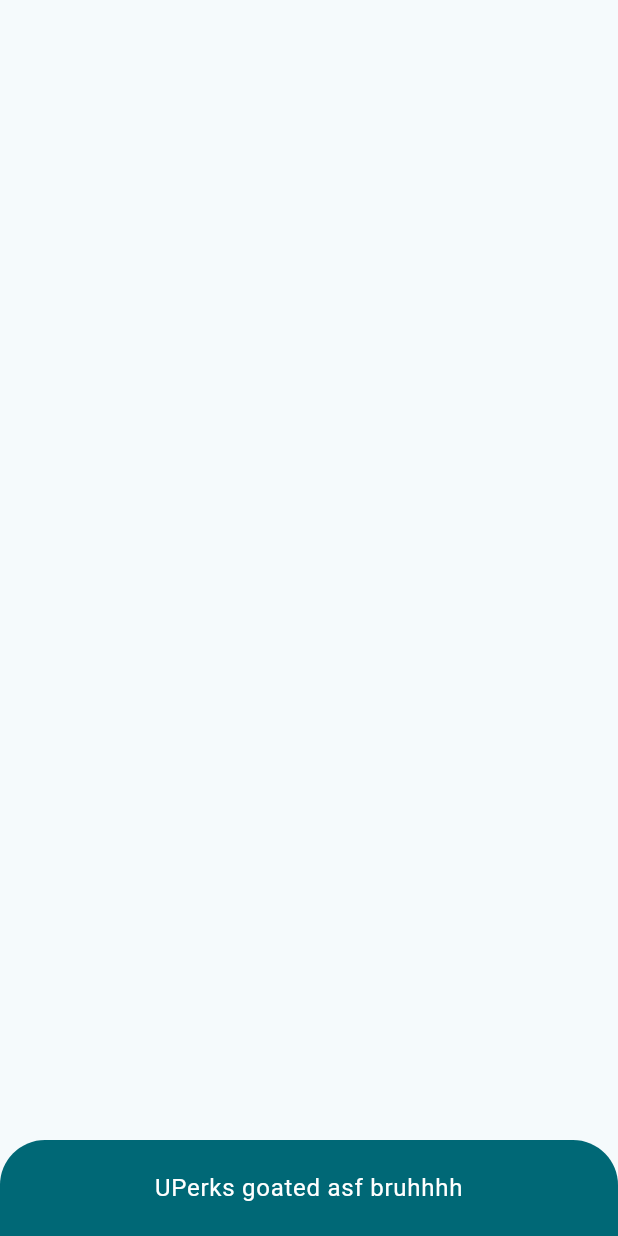
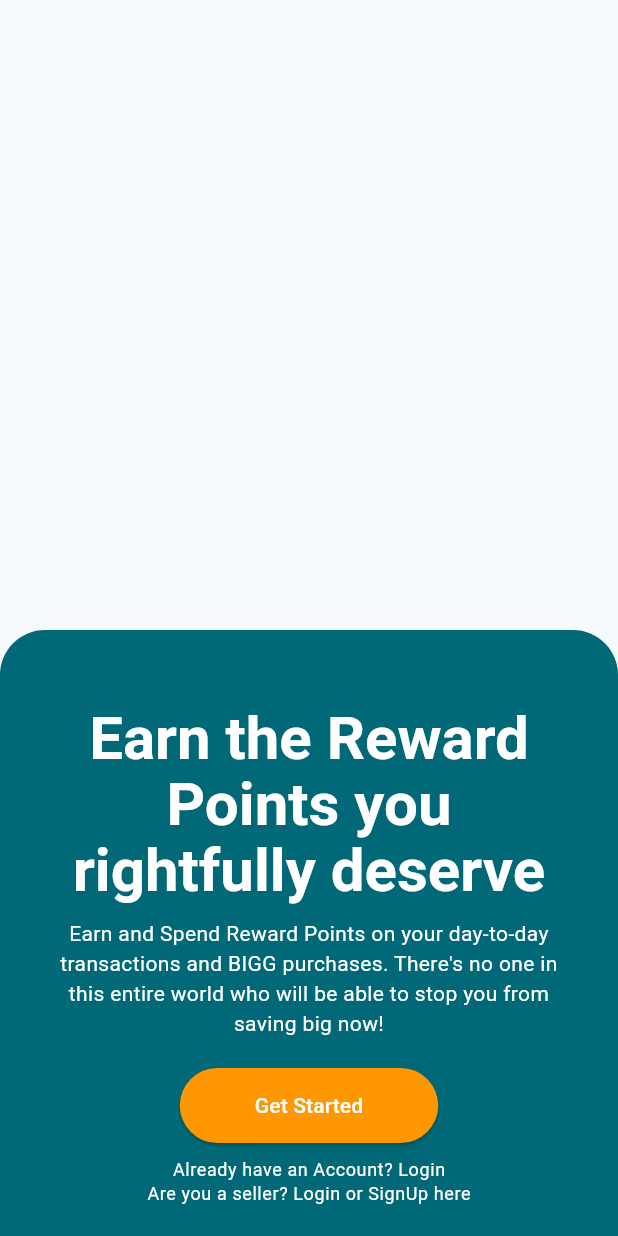
Before and after one commit to rayanry9/NPCI-Hackathon, a Flutter app: the screen it shows after launch, on a phone screen of 412 x 824 dp. Run offline on Flutter 3.47's test engine with Material 3 defaults, Android fonts, the phone set to English and light mode, and no system bars; our stand-ins replace google_fonts.

Commit message:
Fix: starter_panel fixed

```diff
--- a/lib/main.dart
+++ b/lib/main.dart
@@ -1,7 +1,6 @@
 import 'package:flutter/material.dart';
 import 'package:uperks/constants/theme.dart';
 import 'package:uperks/screens/get_started.dart';
-import 'package:uperks/screens/home.dart';
 import 'package:uperks/widgets/starter_panel.dart';
 
 void main() {
@@ -19,7 +18,7 @@ class MyApp extends StatelessWidget {
       theme: lightTheme,
       home: const Scaffold(
         body: Center(
-          child: StarterPanel(text: "UPerks goated asf bruhhhh"),
+          child: GetStarted(),
         ),
       ),
     );
--- a/lib/screens/get_started.dart
+++ b/lib/screens/get_started.dart
@@ -1,32 +1,12 @@
 import 'package:flutter/material.dart';
+import 'package:uperks/widgets/starter_panel.dart';
 
 class GetStarted extends StatelessWidget{
 	const GetStarted({super.key});
 	@override
 	Widget build(BuildContext context) {
-    return Container(
-			decoration: BoxDecoration(
-				borderRadius: BorderRadius.circular(2),
-				color:Color.from(alpha: 1, red: 255, green: 255, blue: 255),
-			),
-      child: Column(
-        children: [
-          Expanded(
-            flex: 8,
-            child: Container(
-              decoration: BoxDecoration(
-                /*image: DecorationImage(
-                  image:
-                  fit: BoxFit.cover,
-                )
-                */
-              )
-            )
-          ),
-          Expanded(
-            flex: 8,
-            child: Container(
-              padding: EdgeInsets.all(20),
+    return StarterPanel(
+			child:  Container(
       	decoration: BoxDecoration(
         	color: Theme.of(context).primaryColor,
         	borderRadius: BorderRadius.vertical(top: Radius.circular(30)),
@@ -57,20 +37,17 @@ class GetStarted extends StatelessWidget{
           	),
 
           	SizedBox(height: 10),
-                  TextButton(
-                    onPressed: (){},
-                    child: Text('Already have an Account? Login', style: TextStyle(color: Colors.white)),
+            Text(
+							'Already have an Account? Login',
+							style: Theme.of(context).textTheme.bodySmall
 						),
-                  TextButton(
-                    onPressed: (){},
-                    child: Text('Are you a seller? Login or SignUp here'),
+            Text(
+							'Are you a seller? Login or SignUp here',
+							style: Theme.of(context).textTheme.bodySmall,
 						),
         	],
       	),
     	),
-          ),
-        ],
-      ),
 		);
 	}
 }
--- a/lib/widgets/starter_panel.dart
+++ b/lib/widgets/starter_panel.dart
@@ -1,9 +1,9 @@
 import 'package:flutter/material.dart';
 
 class StarterPanel extends StatelessWidget{
-  final String text;
+  final Widget child;
 
-  const StarterPanel({super.key, required this.text});
+  const StarterPanel({super.key, required this.child});
 
   @override
   Widget build(BuildContext context) {
@@ -12,19 +12,12 @@ class StarterPanel extends StatelessWidget{
       child: IntrinsicHeight(
         child: Container(
           width: double.infinity,
-          padding: const EdgeInsets.all(20),
+          padding: const EdgeInsets.only(top: 50,left: 30, right: 30,bottom: 20),
           decoration: BoxDecoration(
             color: Theme.of(context).primaryColor,
             borderRadius: const BorderRadius.vertical(top: Radius.circular(30)),
           ),
-          child: Text(
-            text,
-            style: Theme.of(context).textTheme.bodyLarge?.copyWith(
-              color: Theme.of(context).colorScheme.onPrimary,
-            ),
-            textAlign: TextAlign.center,
-            softWrap: true,
-          ),
+          child: child
         ),
       ),
     );
```
Also changed, not shown: lib/widgets/widget.dart (deleted). Lines whose indentation alone changed are shown as unchanged.
